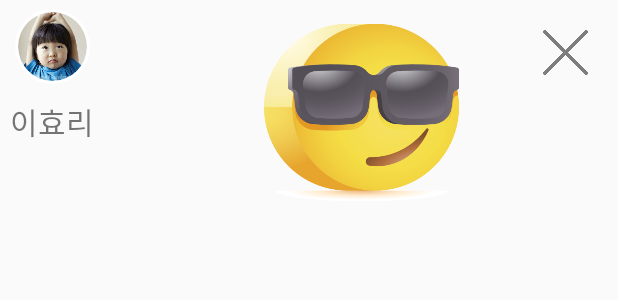
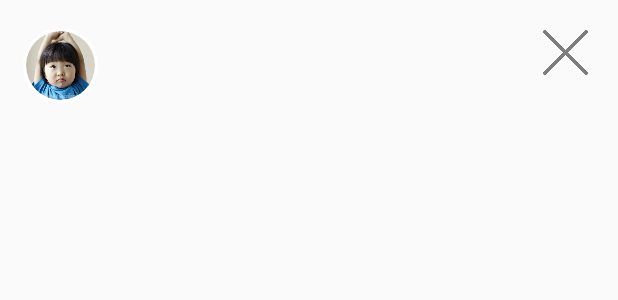
Before and after one commit to Leejoohyeong1/CommunicationClass, an Android app: the layout detail_comment_item_layout.xml on its own in the app's theme, with its tools: preview values and no code run, on a phone screen of 412 x 824 dp. Shown: the top 300 px of the screen. Run offline under Robolectric (Android 15) with nearby library versions, the phone set to English and light mode, and no system bars.

Commit message:
comment 영역 작게 수정

```diff
--- a/app/src/main/res/layout/detail_comment_item_layout.xml
+++ b/app/src/main/res/layout/detail_comment_item_layout.xml
@@ -4,19 +4,19 @@
     xmlns:app="http://schemas.android.com/apk/res-auto"
     xmlns:tools="http://schemas.android.com/tools"
     android:layout_width="match_parent"
-    android:layout_height="150dp"
+    android:layout_height="120dp"
     >
 
     <de.hdodenhof.circleimageview.CircleImageView
         android:id="@+id/detail_comment_profile"
         android:layout_width="50dp"
         android:layout_height="50dp"
-        android:layout_marginBottom="10dp"
+        android:layout_marginBottom="5dp"
         android:src="@drawable/chil_image"
         app:civ_border_color="#FFFFFF"
         app:civ_border_width="2dp"
         app:layout_constraintBottom_toTopOf="@+id/detail_comment_name"
-        app:layout_constraintVertical_bias="0.1"
+        app:layout_constraintVertical_bias="0.5"
         app:layout_constraintLeft_toLeftOf="parent"
         app:layout_constraintRight_toLeftOf="@+id/guideline_profile"
         app:layout_constraintTop_toTopOf="parent"
@@ -26,7 +26,6 @@
     <TextView
         android:layout_width="0dp"
         android:layout_height="wrap_content"
-        android:text="이효리"
         android:textSize="20dp"
         android:gravity="center_horizontal"
         android:id="@+id/detail_comment_name"
@@ -35,16 +34,17 @@
         app:layout_constraintRight_toLeftOf="@+id/guideline_profile"
         app:layout_constraintLeft_toLeftOf="parent"/>
 
-    <android.support.constraint.Guideline
+    <androidx.constraintlayout.widget.Guideline
         android:layout_width="wrap_content"
         android:layout_height="wrap_content"
         android:id="@+id/guideline_profile"
-        app:layout_constraintGuide_begin="70dp"
+        app:layout_constraintGuide_begin="80dp"
         android:orientation="vertical" />
 
     <ImageView
         android:layout_width="30dp"
         android:layout_height="30dp"
+        android:id="@+id/comment_delete"
         android:background="@drawable/comment_close_bntimage"
         android:alpha="0.5"
         android:layout_margin="20dp"
@@ -55,12 +55,14 @@
     <ImageView
         android:layout_width="0dp"
         android:layout_height="0dp"
-        android:layout_margin="10dp"
-        android:src="@drawable/comment_simple_cool"
+        android:id="@+id/comment_icon"
+        android:layout_marginVertical="15dp"
+        android:layout_marginRight="40dp"
         app:layout_constraintTop_toTopOf="parent"
         app:layout_constraintBottom_toBottomOf="parent"
         app:layout_constraintRight_toRightOf="parent"
-        app:layout_constraintLeft_toRightOf="@+id/guideline_profile"/>
+        app:layout_constraintLeft_toRightOf="@+id/guideline_profile"
+        app:layout_constraintDimensionRatio="1:1"/>
 
 
 
```
Also changed, not shown: app/src/main/res/layout/activity_communication_detail.xml (+6 -4 lines).
